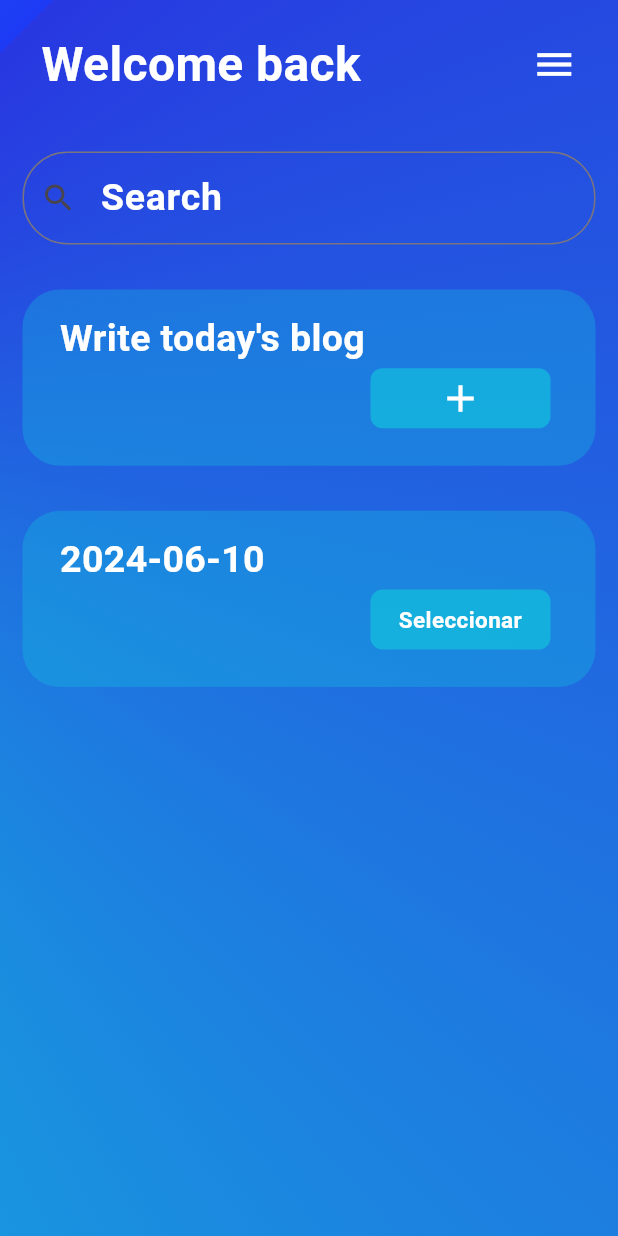
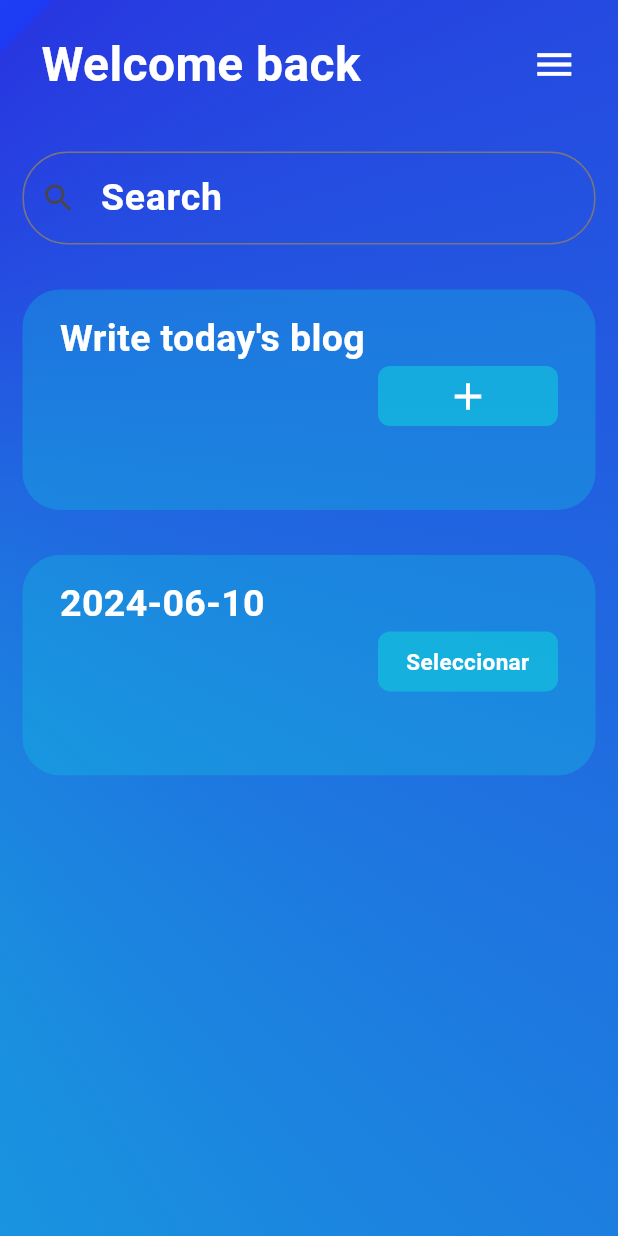
Before and after one commit to jpgtzg/self_blog, a Flutter app: the screen it shows after launch, on a phone screen of 412 x 824 dp. Run offline on Flutter 3.47's test engine with Material 3 defaults, Android fonts, the phone set to English and light mode, and no system bars; our stand-ins replace realm; generated files the repository leaves out were written again; Roboto replaces fonts that are missing (Manrope).

Commit message:
Fixed #2

```diff
--- a/lib/widgets/create_blog_button.dart
+++ b/lib/widgets/create_blog_button.dart
@@ -1,7 +1,9 @@
 // Written by Juan Pablo Gutiérrez
 // 3 06 2024
 
+import 'package:flutter/cupertino.dart';
 import 'package:flutter/material.dart';
+import 'package:flutter/widgets.dart';
 import 'package:self_blog/constants.dart';
 import 'package:self_blog/system/realm_models.dart';
 
@@ -26,12 +28,13 @@ class CreateBlogbutton extends StatelessWidget {
     return GestureDetector(
       onTap: onTap(),
       child: AspectRatio(
-        aspectRatio: 13 / 4,
+        aspectRatio: 13 / 5,
         child: Container(
           padding: const EdgeInsets.only(
             top: 15,
             bottom: 25,
             left: 25,
+            right: 25,
           ),
           decoration: (secondaryColor != null)
               ? BoxDecoration(
@@ -49,16 +52,18 @@ class CreateBlogbutton extends StatelessWidget {
                   color: primaryColor,
                   borderRadius: BorderRadius.circular(25),
                 ),
-          child: Stack(
+          child: Column(
             children: [
-              Text(
-                titleText,
-                textAlign: TextAlign.center,
-                style: defaultStyle,
+              Align(
+                alignment: Alignment.topLeft,
+                child: Text(
+                  titleText,
+                  textAlign: TextAlign.center,
+                  style: defaultStyle,
+                ),
               ),
-              Positioned(
-                right: 30,
-                bottom: 0,
+              Align(
+                alignment: Alignment.bottomRight,
                 child: Container(
                   padding: const EdgeInsets.all(2),
                   height: 40,
--- a/lib/widgets/note_card.dart
+++ b/lib/widgets/note_card.dart
@@ -2,6 +2,7 @@
 // 3 06 2024
 
 import 'package:flutter/material.dart';
+import 'package:flutter/widgets.dart';
 import 'package:self_blog/constants.dart';
 import 'package:self_blog/system/realm_models.dart';
 
@@ -29,12 +30,13 @@ class NoteCard extends StatelessWidget {
         MaterialPageRoute(builder: (context) => widgetScreen),
       ),
       child: AspectRatio(
-        aspectRatio: 13 / 4,
+        aspectRatio: 13 / 5,
         child: Container(
           padding: const EdgeInsets.only(
             top: 15,
             bottom: 25,
             left: 25,
+            right: 25,
           ),
           decoration: (secondaryColor != null)
               ? BoxDecoration(
@@ -52,16 +54,18 @@ class NoteCard extends StatelessWidget {
                   color: primaryColor,
                   borderRadius: BorderRadius.circular(25),
                 ),
-          child: Stack(
+          child: Column(
             children: [
-              Text(
-                titleText,
-                textAlign: TextAlign.center,
-                style: defaultStyle,
+              Align(
+                alignment: Alignment.topLeft,
+                child: Text(
+                  titleText,
+                  textAlign: TextAlign.center,
+                  style: defaultStyle,
+                ),
               ),
-              Positioned(
-                right: 30,
-                bottom: 0,
+              Align(
+                alignment: Alignment.bottomRight,
                 child: Container(
                   padding: const EdgeInsets.all(2),
                   height: 40,
```
